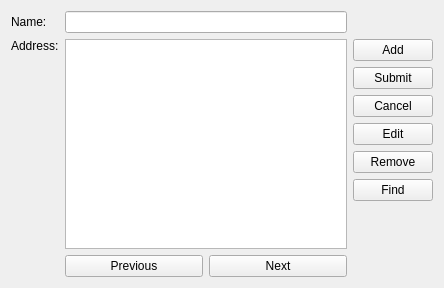
Before: the Qt Designer form doc/examples/addressbook-sdk/part6/addressbook.ui in qt-creator/qt-creator, drawn with Qt 5.
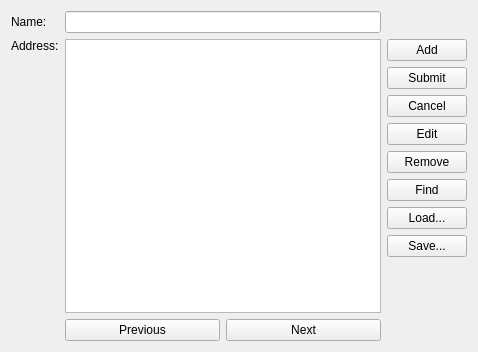
After: the same form once the commit is applied.

```diff
--- a/doc/examples/addressbook-sdk/part6/addressbook.ui
+++ b/doc/examples/addressbook-sdk/part6/addressbook.ui
@@ -6,8 +6,8 @@
    <rect>
     <x>0</x>
     <y>0</y>
-    <width>444</width>
-    <height>288</height>
+    <width>478</width>
+    <height>352</height>
    </rect>
   </property>
   <property name="windowTitle">
@@ -83,6 +83,20 @@
          </property>
         </widget>
        </item>
+       <item>
+        <widget class="QPushButton" name="loadButton">
+         <property name="text">
+          <string>Load...</string>
+         </property>
+        </widget>
+       </item>
+       <item>
+        <widget class="QPushButton" name="saveButton">
+         <property name="text">
+          <string>Save...</string>
+         </property>
+        </widget>
+       </item>
        <item>
         <spacer name="verticalSpacer">
          <property name="orientation">
```
